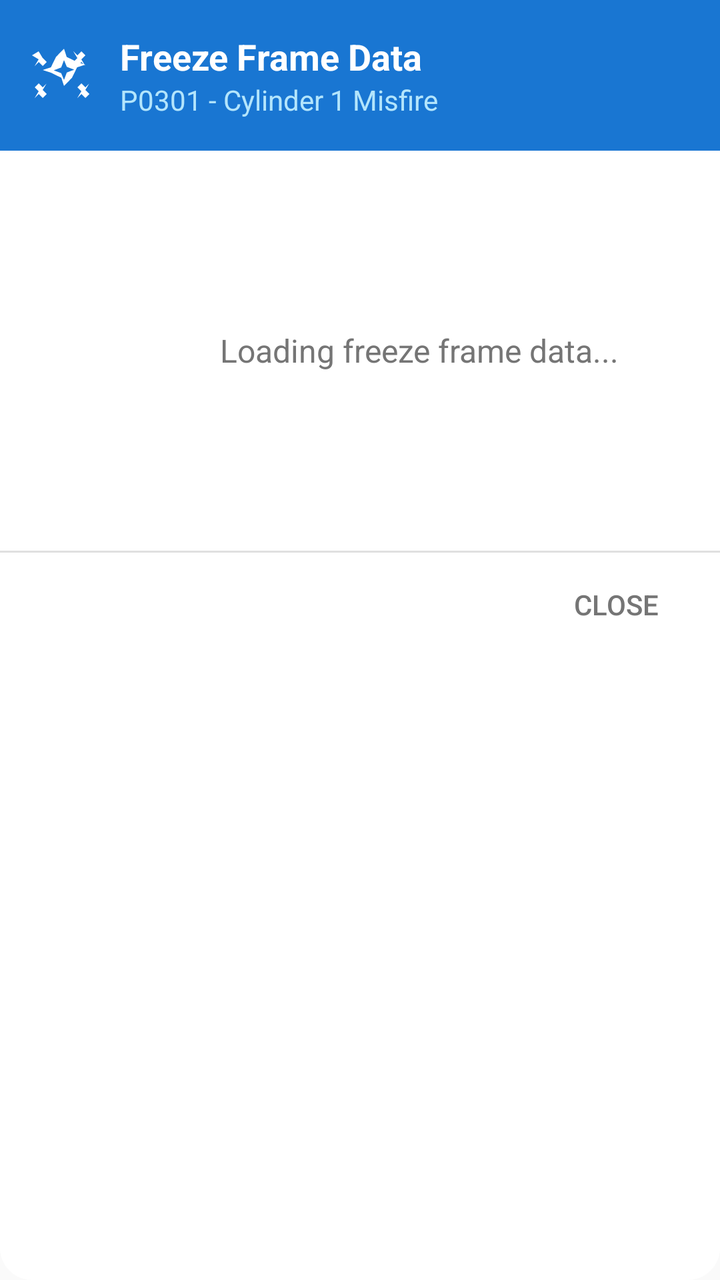
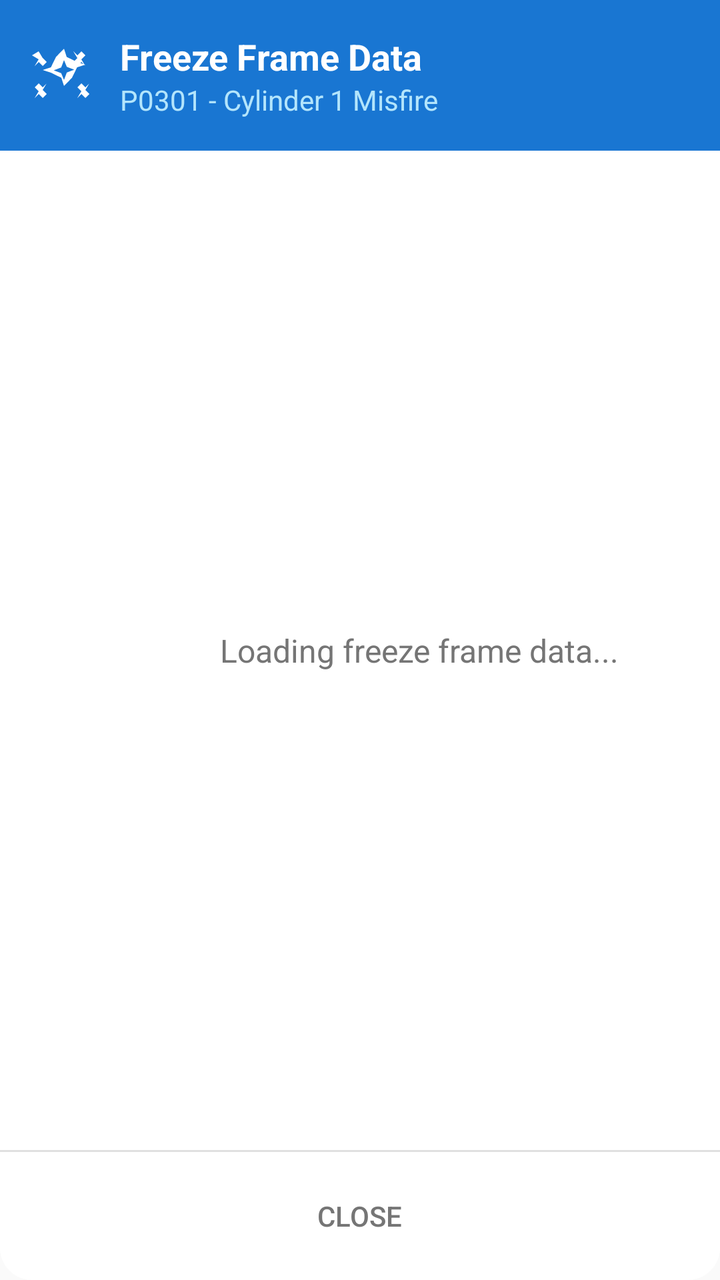

Compare the two renders of this Android layout. The source of the first and the diff that turns it into the second are given below.
<!-- AndroidManifest.xml: application theme AppTheme -->
<!-- res/layout/dialog_freeze_frame_data.xml -->
<?xml version="1.0" encoding="utf-8"?>
<LinearLayout xmlns:android="http://schemas.android.com/apk/res/android"
    android:layout_width="match_parent"
    android:layout_height="match_parent"
    android:orientation="vertical"
    android:background="@drawable/dialog_background">

    
    <LinearLayout
        android:layout_width="match_parent"
        android:layout_height="wrap_content"
        android:orientation="horizontal"
        android:padding="16dp"
        android:background="#1976D2"
        android:gravity="center_vertical">

        <ImageView
            android:layout_width="32dp"
            android:layout_height="32dp"
            android:src="@drawable/ic_snowflake_24"
            android:tint="@android:color/white"/>

        <LinearLayout
            android:layout_width="0dp"
            android:layout_weight="1"
            android:layout_height="wrap_content"
            android:orientation="vertical"
            android:layout_marginStart="12dp">

            <TextView
                android:layout_width="wrap_content"
                android:layout_height="wrap_content"
                android:text="Freeze Frame Data"
                android:textSize="18sp"
                android:textStyle="bold"
                android:textColor="@android:color/white"/>

            <TextView
                android:id="@+id/freeze_frame_code"
                android:layout_width="wrap_content"
                android:layout_height="wrap_content"
                android:text="P0301 - Cylinder 1 Misfire"
                android:textSize="14sp"
                android:textColor="#B3E5FC"/>
        </LinearLayout>
    </LinearLayout>

    
    <LinearLayout
        android:id="@+id/loading_container"
        android:layout_width="match_parent"
        android:layout_height="200dp"
        android:gravity="center"
        android:visibility="visible">

        <ProgressBar
            android:layout_width="wrap_content"
            android:layout_height="wrap_content"
            android:layout_marginEnd="12dp"/>

        <TextView
            android:layout_width="wrap_content"
            android:layout_height="wrap_content"
            android:text="Loading freeze frame data..."
            android:textSize="16sp"
            android:textColor="#757575"/>
    </LinearLayout>

    
    <ScrollView
        android:id="@+id/data_container"
        android:layout_width="match_parent"
        android:layout_height="0dp"
        android:layout_weight="1"
        android:visibility="gone">

        <LinearLayout
            android:id="@+id/freeze_frame_data_list"
            android:layout_width="match_parent"
            android:layout_height="wrap_content"
            android:orientation="vertical"
            android:padding="8dp">
            
        </LinearLayout>
    </ScrollView>

    
    <LinearLayout
        android:id="@+id/no_data_container"
        android:layout_width="match_parent"
        android:layout_height="200dp"
        android:gravity="center"
        android:orientation="vertical"
        android:visibility="gone">

        <ImageView
            android:layout_width="64dp"
            android:layout_height="64dp"
            android:src="@drawable/ic_snowflake_24"
            android:tint="#BDBDBD"
            android:alpha="0.5"/>

        <TextView
            android:layout_width="wrap_content"
            android:layout_height="wrap_content"
            android:text="No freeze frame data available"
            android:textSize="16sp"
            android:textColor="#757575"
            android:layout_marginTop="16dp"/>

        <TextView
            android:layout_width="wrap_content"
            android:layout_height="wrap_content"
            android:text="This code may not have captured snapshot data"
            android:textSize="14sp"
            android:textColor="#9E9E9E"
            android:layout_marginTop="4dp"/>
    </LinearLayout>

    
    <View
        android:layout_width="match_parent"
        android:layout_height="1dp"
        android:background="#E0E0E0"/>

    <LinearLayout
        android:layout_width="match_parent"
        android:layout_height="wrap_content"
        android:orientation="horizontal"
        android:gravity="end"
        android:padding="8dp">

        <Button
            android:id="@+id/btn_refresh"
            android:layout_width="wrap_content"
            android:layout_height="36dp"
            android:text="Refresh"
            android:textColor="#1976D2"
            android:textSize="14sp"
            android:background="?android:attr/selectableItemBackground"
            android:paddingStart="16dp"
            android:paddingEnd="16dp"
            android:layout_marginEnd="8dp"
            android:visibility="gone"/>

        <Button
            android:id="@+id/btn_close"
            android:layout_width="wrap_content"
            android:layout_height="36dp"
            android:text="Close"
            android:textColor="#757575"
            android:textSize="14sp"
            android:background="?android:attr/selectableItemBackground"
            android:paddingStart="16dp"
            android:paddingEnd="16dp"/>
    </LinearLayout>

</LinearLayout>
<!-- resources referenced by this layout -->
<resources>
  <!-- drawable dialog_background (drawable) -->
  <?xml version="1.0" encoding="utf-8"?>
  <shape xmlns:android="http://schemas.android.com/apk/res/android"
      android:shape="rectangle">
      <solid android:color="@android:color/white"/>
      <corners android:radius="16dp"/>
  </shape>
  <!-- drawable ic_snowflake_24 (drawable) -->
  <vector xmlns:android="http://schemas.android.com/apk/res/android"
      android:width="24dp"
      android:height="24dp"
      android:viewportWidth="24.0"
      android:viewportHeight="24.0">
      <path
          android:fillColor="#2196F3"
          android:pathData="M12,2l1,3.09L16.91,7L20,8l-3.09,1L15,12.91L12,16l-1-3.09L7.09,11L4,10l3.09-1L9,5.09L12,2m0,4.27L10.94,9.06L8.15,10.12l2.79,1.06L12,13.73l1.06-2.79l2.79-1.06l-2.79-1.06L12,6.27M5.5,3L4,5.5L2.5,3L0,4.5L2.5,6L1,8.5L2.5,7L4,8.5L5.5,7L4,5.5L5.5,3m13,0L20,4.5L18.5,6L20,8.5L18.5,7L17,8.5L15.5,7L17,5.5L15.5,3L17,4.5L18.5,3M1,15.5L2.5,18L1,20.5L2.5,19L4,20.5L5.5,19L4,17.5L5.5,15L4,16.5L2.5,15L1,16.5L2.5,18L1,15.5m16,0L18.5,18L17,20.5L18.5,19L20,20.5L21.5,19L20,17.5L21.5,15L20,16.5L18.5,15L17,16.5L18.5,18L17,15.5Z"/>
  </vector>
  <style name="AppTheme" parent="Theme.AppCompat.Light.DarkActionBar">
          <item name="android:activatedBackgroundIndicator">@drawable/activated_background</item>
          <item name="actionMenuTextAppearance">@style/MenuTextAppearance</item>
          <item name="android:dropDownListViewStyle">@style/PopupMenuListView</item>
          <item name="windowActionBarOverlay">false</item>
          <item name="android:textColorSecondary">#424242</item>
          <item name="colorAccent">#000000</item>
      </style>
  <!-- drawable activated_background (drawable) -->
  <?xml version="1.0" encoding="utf-8"?>
  <selector xmlns:android="http://schemas.android.com/apk/res/android">
      <item android:state_activated="true" android:drawable="@color/row_activated" />
      <item android:drawable="@android:color/transparent" />
  </selector>
  <style name="MenuTextAppearance" parent="TextAppearance.AppCompat.Widget.ActionBar.Menu">
          <item name="android:textSize">16sp</item>
      </style>
  <style name="PopupMenuListView" parent="Widget.AppCompat.ListView.DropDown">
          <item name="android:divider">@android:color/transparent</item>
          <item name="android:dividerHeight">0dp</item>
      </style>
  <color name="row_activated">#80808080</color>
</resources>

<!-- the commit's change to res/layout/dialog_freeze_frame_data.xml (unified diff, before → after) -->
@@ -1,18 +1,19 @@
 <?xml version="1.0" encoding="utf-8"?>
-<LinearLayout xmlns:android="http://schemas.android.com/apk/res/android"
+<RelativeLayout xmlns:android="http://schemas.android.com/apk/res/android"
     android:layout_width="match_parent"
     android:layout_height="match_parent"
-    android:orientation="vertical"
     android:background="@drawable/dialog_background">
 
     
     <LinearLayout
+        android:id="@+id/header_container"
         android:layout_width="match_parent"
         android:layout_height="wrap_content"
         android:orientation="horizontal"
         android:padding="16dp"
         android:background="#1976D2"
-        android:gravity="center_vertical">
+        android:gravity="center_vertical"
+        android:layout_alignParentTop="true">
 
         <ImageView
             android:layout_width="32dp"
@@ -47,112 +48,127 @@
 
     
     <LinearLayout
-        android:id="@+id/loading_container"
+        android:id="@+id/button_container"
         android:layout_width="match_parent"
-        android:layout_height="200dp"
-        android:gravity="center"
-        android:visibility="visible">
+        android:layout_height="wrap_content"
+        android:orientation="vertical"
+        android:layout_alignParentBottom="true">
 
-        <ProgressBar
-            android:layout_width="wrap_content"
+        <View
+            android:layout_width="match_parent"
+            android:layout_height="1dp"
+            android:background="#E0E0E0"/>
+
+        <LinearLayout
+            android:layout_width="match_parent"
             android:layout_height="wrap_content"
-            android:layout_marginEnd="12dp"/>
+            android:orientation="horizontal"
+            android:gravity="center"
+            android:padding="12dp">
 
-        <TextView
-            android:layout_width="wrap_content"
-            android:layout_height="wrap_content"
-            android:text="Loading freeze frame data..."
-            android:textSize="16sp"
-            android:textColor="#757575"/>
+            <Button
+                android:id="@+id/btn_refresh"
+                android:layout_width="wrap_content"
+                android:layout_height="40dp"
+                android:text="Refresh"
+                android:textColor="#1976D2"
+                android:textSize="14sp"
+                android:background="?android:attr/selectableItemBackground"
+                android:paddingStart="24dp"
+                android:paddingEnd="24dp"
+                android:layout_marginEnd="16dp"
+                android:visibility="gone"/>
+
+            <Button
+                android:id="@+id/btn_close"
+                android:layout_width="wrap_content"
+                android:layout_height="40dp"
+                android:text="Close"
+                android:textColor="#757575"
+                android:textSize="14sp"
+                android:background="?android:attr/selectableItemBackground"
+                android:paddingStart="24dp"
+                android:paddingEnd="24dp"/>
+        </LinearLayout>
     </LinearLayout>
 
     
-    <ScrollView
-        android:id="@+id/data_container"
+    <FrameLayout
         android:layout_width="match_parent"
-        android:layout_height="0dp"
-        android:layout_weight="1"
-        android:visibility="gone">
+        android:layout_height="match_parent"
+        android:layout_below="@id/header_container"
+        android:layout_above="@id/button_container">
 
+        
         <LinearLayout
-            android:id="@+id/freeze_frame_data_list"
+            android:id="@+id/loading_container"
             android:layout_width="match_parent"
-            android:layout_height="wrap_content"
+            android:layout_height="match_parent"
+            android:gravity="center"
+            android:visibility="visible">
+
+            <ProgressBar
+                android:layout_width="wrap_content"
+                android:layout_height="wrap_content"
+                android:layout_marginEnd="12dp"/>
+
+            <TextView
+                android:layout_width="wrap_content"
+                android:layout_height="wrap_content"
+                android:text="Loading freeze frame data..."
+                android:textSize="16sp"
+                android:textColor="#757575"/>
+        </LinearLayout>
+
+        
+        <ScrollView
+            android:id="@+id/data_container"
+            android:layout_width="match_parent"
+            android:layout_height="match_parent"
+            android:visibility="gone">
+
+            <LinearLayout
+                android:id="@+id/freeze_frame_data_list"
+                android:layout_width="match_parent"
+                android:layout_height="wrap_content"
+                android:orientation="vertical"
+                android:padding="8dp">
+                
+            </LinearLayout>
+        </ScrollView>
+
+        
+        <LinearLayout
+            android:id="@+id/no_data_container"
+            android:layout_width="match_parent"
+            android:layout_height="match_parent"
+            android:gravity="center"
             android:orientation="vertical"
-            android:padding="8dp">
-            
+            android:visibility="gone">
+
+            <ImageView
+                android:layout_width="64dp"
+                android:layout_height="64dp"
+                android:src="@drawable/ic_snowflake_24"
+                android:tint="#BDBDBD"
+                android:alpha="0.5"/>
+
+            <TextView
+                android:layout_width="wrap_content"
+                android:layout_height="wrap_content"
+                android:text="No freeze frame data available"
+                android:textSize="16sp"
+                android:textColor="#757575"
+                android:layout_marginTop="16dp"/>
+
+            <TextView
+                android:layout_width="wrap_content"
+                android:layout_height="wrap_content"
+                android:text="This code may not have captured snapshot data"
+                android:textSize="14sp"
+                android:textColor="#9E9E9E"
+                android:layout_marginTop="4dp"/>
         </LinearLayout>
-    </ScrollView>
+    </FrameLayout>
 
-    
-    <LinearLayout
-        android:id="@+id/no_data_container"
-        android:layout_width="match_parent"
-        android:layout_height="200dp"
-        android:gravity="center"
-        android:orientation="vertical"
-        android:visibility="gone">
-
-        <ImageView
-            android:layout_width="64dp"
-            android:layout_height="64dp"
-            android:src="@drawable/ic_snowflake_24"
-            android:tint="#BDBDBD"
-            android:alpha="0.5"/>
-
-        <TextView
-            android:layout_width="wrap_content"
-            android:layout_height="wrap_content"
-            android:text="No freeze frame data available"
-            android:textSize="16sp"
-            android:textColor="#757575"
-            android:layout_marginTop="16dp"/>
-
-        <TextView
-            android:layout_width="wrap_content"
-            android:layout_height="wrap_content"
-            android:text="This code may not have captured snapshot data"
-            android:textSize="14sp"
-            android:textColor="#9E9E9E"
-            android:layout_marginTop="4dp"/>
-    </LinearLayout>
-
-    
-    <View
-        android:layout_width="match_parent"
-        android:layout_height="1dp"
-        android:background="#E0E0E0"/>
-
-    <LinearLayout
-        android:layout_width="match_parent"
-        android:layout_height="wrap_content"
-        android:orientation="horizontal"
-        android:gravity="end"
-        android:padding="8dp">
-
-        <Button
-            android:id="@+id/btn_refresh"
-            android:layout_width="wrap_content"
-            android:layout_height="36dp"
-            android:text="Refresh"
-            android:textColor="#1976D2"
-            android:textSize="14sp"
-            android:background="?android:attr/selectableItemBackground"
-            android:paddingStart="16dp"
-            android:paddingEnd="16dp"
-            android:layout_marginEnd="8dp"
-            android:visibility="gone"/>
-
-        <Button
-            android:id="@+id/btn_close"
-            android:layout_width="wrap_content"
-            android:layout_height="36dp"
-            android:text="Close"
-            android:textColor="#757575"
-            android:textSize="14sp"
-            android:background="?android:attr/selectableItemBackground"
-            android:paddingStart="16dp"
-            android:paddingEnd="16dp"/>
-    </LinearLayout>
-
-</LinearLayout>
+</RelativeLayout>
